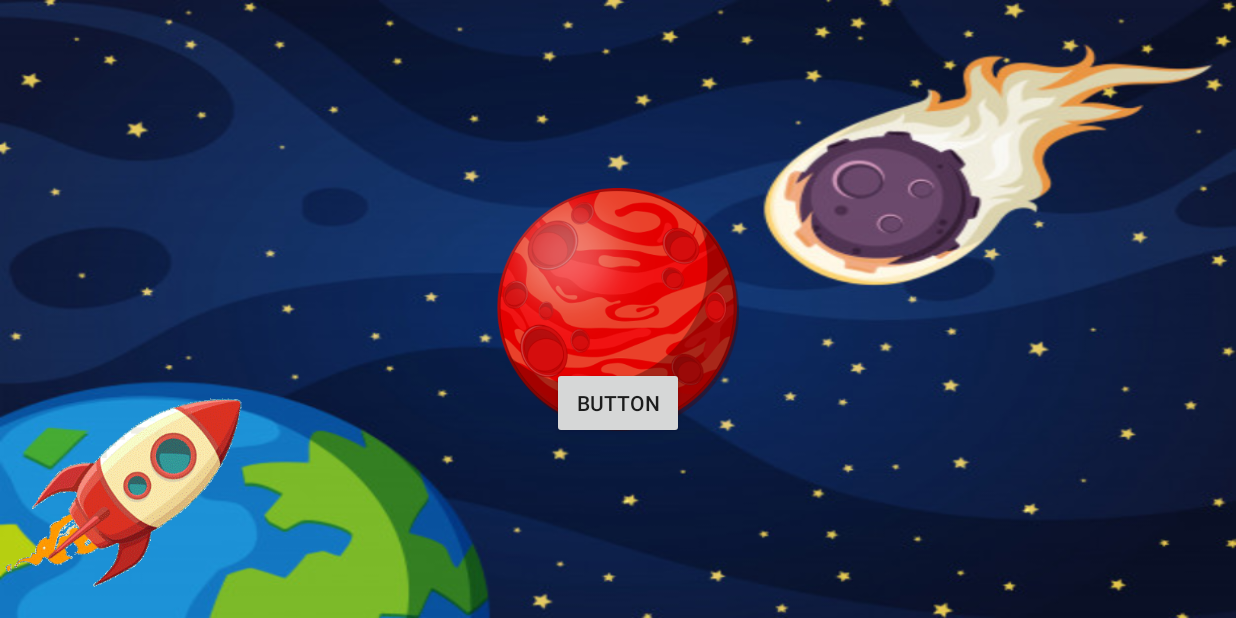
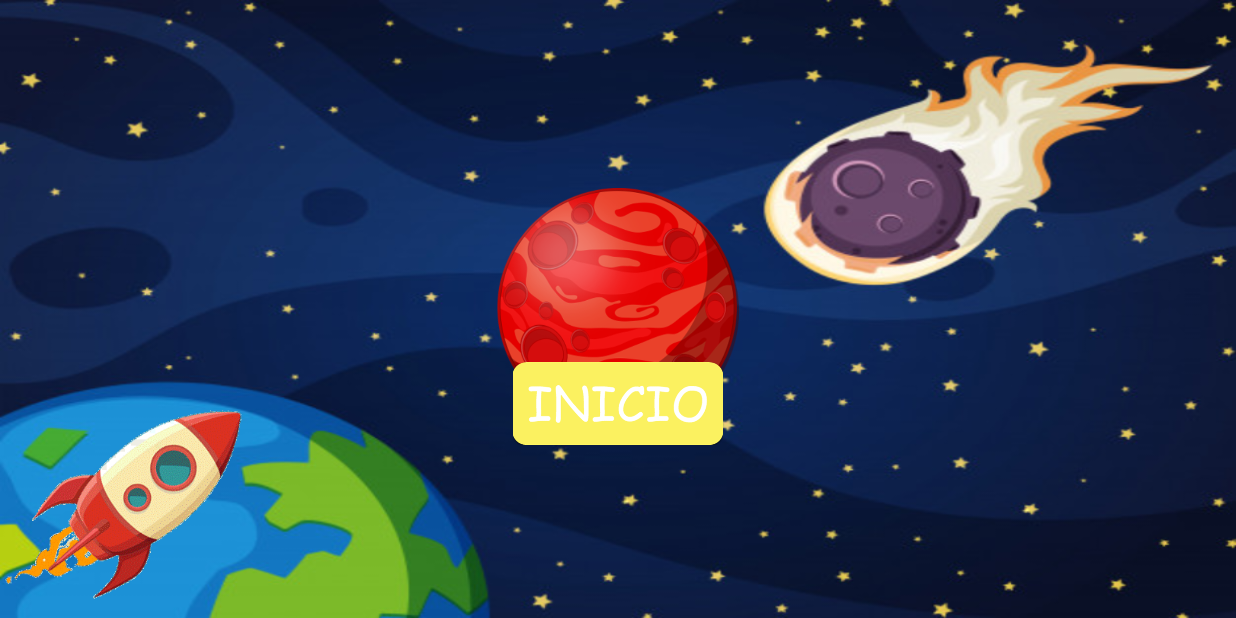
Before and after one commit to Aspharr17/FlashCards_2.0, an Android app: the screen it shows after launch (MainActivity), on a phone screen of 824 x 412 dp (held sideways). Run offline under Robolectric (Android 15) with nearby library versions, the phone set to English and light mode, and no system bars.

Commit message:
corrected imagebutton

```diff
--- a/app/src/main/java/com/example/angelnramirez/flashcards/MainActivity.java
+++ b/app/src/main/java/com/example/angelnramirez/flashcards/MainActivity.java
@@ -13,6 +13,7 @@ import android.view.Display;
 import android.view.View;
 import android.view.WindowManager;
 import android.widget.Button;
+import android.widget.ImageButton;
 import android.widget.Toast;
 
 import java.io.IOException;
@@ -24,7 +25,7 @@ public class MainActivity extends AppCompatActivity
     GifImageView giv_ship;
     private Placeholder placeholder;
     private ConstraintLayout mainlayout;
-    private Button button;
+    private ImageButton start;
     MediaPlayer mp;
     @Override
     protected void onCreate(Bundle savedInstanceState)
@@ -37,7 +38,7 @@ public class MainActivity extends AppCompatActivity
 
         setView();
 
-        button.setOnClickListener(new View.OnClickListener() {
+        start.setOnClickListener(new View.OnClickListener() {
             @Override
             public void onClick(View v) {
                 TransitionManager.beginDelayedTransition(mainlayout);
@@ -62,7 +63,7 @@ public class MainActivity extends AppCompatActivity
         giv_ship = findViewById(R.id.giv_ship);
         placeholder = findViewById(R.id.placeholder);
         mainlayout = findViewById(R.id.MainLayout);
-        button = findViewById(R.id.button);
+        start = findViewById(R.id.btn_start);
 
         try {
             mp = MediaPlayer.create(this, R.raw.shiplauncher);
--- a/app/src/main/res/layout/activity_main.xml
+++ b/app/src/main/res/layout/activity_main.xml
@@ -9,16 +9,22 @@
     tools:context=".MainActivity">
 
     <android.support.constraint.Placeholder
+        android:id="@+id/placeholder"
         android:layout_width="48dp"
         android:layout_height="48dp"
-        android:id="@+id/placeholder"
-        android:layout_marginEnd="8dp"
-        app:layout_constraintEnd_toEndOf="parent" />
+        android:layout_marginBottom="296dp"
+        app:layout_constraintBottom_toBottomOf="parent"
+        app:layout_constraintEnd_toEndOf="parent"
+        app:layout_constraintHorizontal_bias="0.993"
+        app:layout_constraintStart_toStartOf="parent"
+        app:layout_constraintTop_toTopOf="parent"
+        app:layout_constraintVertical_bias="0.062" />
 
     <ImageView
         android:id="@+id/imageView"
         android:layout_width="204dp"
         android:layout_height="162dp"
+        android:contentDescription="@string/planet_desc"
         android:scaleType="fitCenter"
         app:layout_constraintBottom_toBottomOf="parent"
         app:layout_constraintEnd_toEndOf="parent"
@@ -31,27 +37,32 @@
         android:id="@+id/giv_ship"
         android:layout_width="164dp"
         android:layout_height="155dp"
-        android:layout_marginBottom="8dp"
 
         android:src="@drawable/ship"
-        app:layout_constraintBottom_toBottomOf="parent" />
+        app:layout_constraintBottom_toBottomOf="parent"
+        app:layout_constraintEnd_toEndOf="parent"
+        app:layout_constraintHorizontal_bias="0.0"
+        app:layout_constraintStart_toStartOf="parent"
+        app:layout_constraintTop_toTopOf="parent"
+        app:layout_constraintVertical_bias="1.0" />
 
-    <Button
-        android:id="@+id/button"
-        android:layout_width="wrap_content"
+    <ImageButton
+        android:id="@+id/btn_start"
+        android:layout_width="468dp"
         android:layout_height="wrap_content"
         android:layout_marginStart="8dp"
         android:layout_marginTop="8dp"
         android:layout_marginEnd="8dp"
         android:layout_marginBottom="8dp"
-        android:text="Button"
+        android:backgroundTint="@android:color/transparent"
+        android:contentDescription="@string/btnIni_desc"
+        android:scaleX=".3"
+        android:scaleY=".3"
+        android:src="@drawable/inicio"
         app:layout_constraintBottom_toBottomOf="parent"
         app:layout_constraintEnd_toEndOf="parent"
         app:layout_constraintStart_toStartOf="parent"
         app:layout_constraintTop_toTopOf="@+id/imageView" />
 
 
-    />
-
-
 </android.support.constraint.ConstraintLayout>
--- a/app/src/main/res/values/strings.xml
+++ b/app/src/main/res/values/strings.xml
@@ -1,3 +1,5 @@
 <resources>
     <string name="app_name">FlashCards</string>
+    <string name="planet_desc">Planet Background</string>
+    <string name="btnIni_desc">Start Button</string>
 </resources>
--- a/build.gradle
+++ b/build.gradle
@@ -8,7 +8,7 @@ buildscript {
         mavenCentral()
     }
     dependencies {
-        classpath 'com.android.tools.build:gradle:3.2.0'
+        classpath 'com.android.tools.build:gradle:3.5.3'
 
 
 
```
Also changed, not shown: app/src/main/res/drawable/inicio.png, gradle/wrapper/gradle-wrapper.properties, 1 other file.
